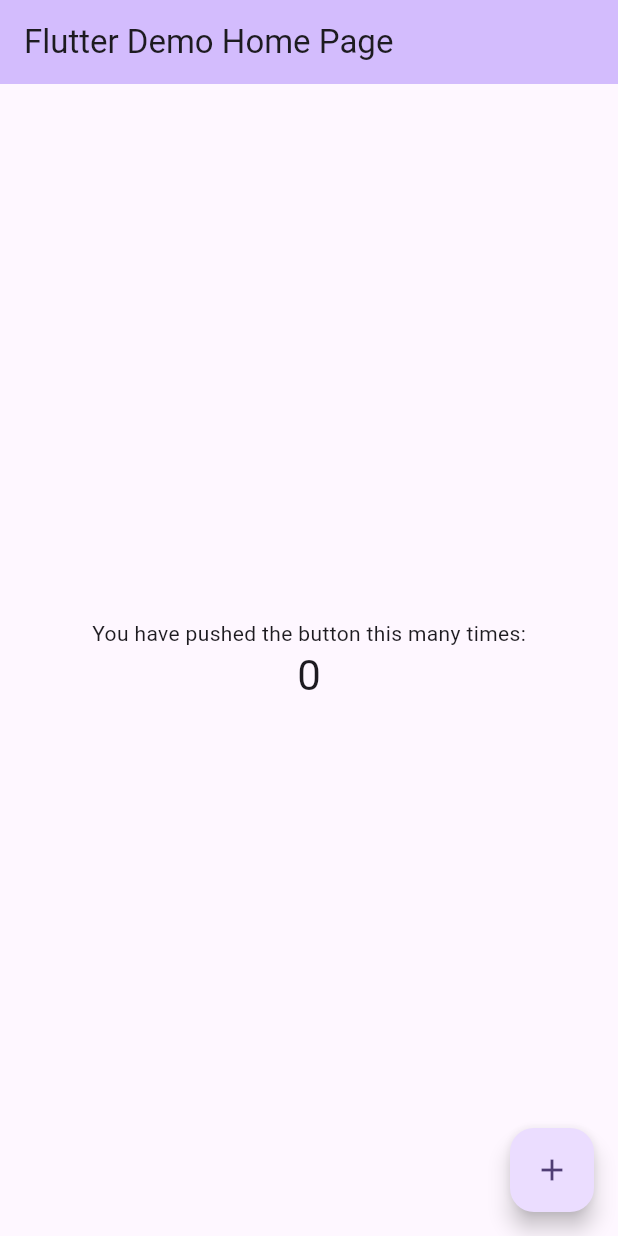
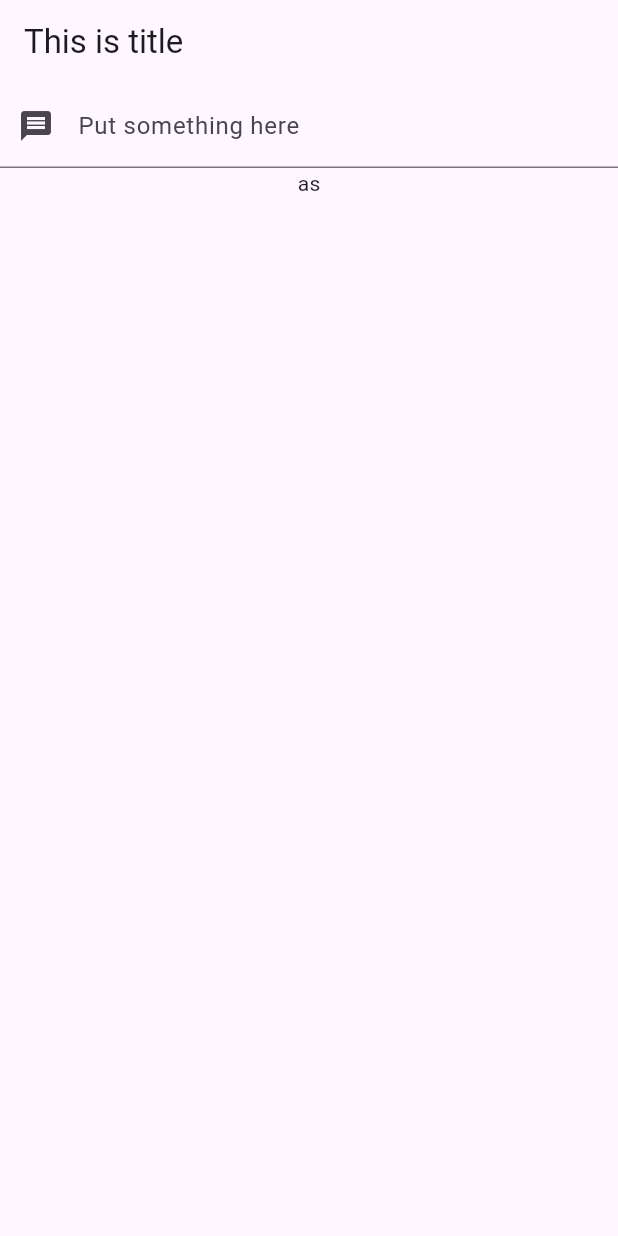
Before and after one commit to rraharjo/flut, a Flutter app: the screen it shows after launch, on a phone screen of 412 x 824 dp. Run offline on Flutter 3.47's test engine with Material 3 defaults, Android fonts, the phone set to English and light mode, and no system bars.

Commit message:
stateful widget

```diff
--- a/lib/main.dart
+++ b/lib/main.dart
@@ -1,4 +1,5 @@
 import 'package:flutter/material.dart';
+import 'package:flutter/services.dart';
 
 void main() {
   runApp(const MyApp());
@@ -11,7 +12,7 @@ class MyApp extends StatelessWidget {
   @override
   Widget build(BuildContext context) {
     return MaterialApp(
-      title: 'Flutter Demo',
+      title: 'My App',
       theme: ThemeData(
         // This is the theme of your application.
         //
@@ -30,96 +31,72 @@ class MyApp extends StatelessWidget {
         // tested with just a hot reload.
         colorScheme: ColorScheme.fromSeed(seedColor: Colors.deepPurple),
         useMaterial3: true,
+        visualDensity: VisualDensity.adaptivePlatformDensity,
       ),
-      home: const MyHomePage(title: 'Flutter Demo Home Page'),
+      home: const MyHomePage(),
     );
   }
 }
 
-class MyHomePage extends StatefulWidget {
-  const MyHomePage({super.key, required this.title});
+class MyHomePage extends StatelessWidget {
+  const MyHomePage({super.key});
+  @override
+  Widget build(BuildContext context) {
+    return Scaffold(
+      appBar: AppBar(
+        title: const Text('This is title'),
+      ),
+      body: const Column(
+        crossAxisAlignment: CrossAxisAlignment.center,
+        children: <Widget>[
+          TextInputWidget(),
+        ],
+      ),
+    );
+  }
+}
 
-  // This widget is the home page of your application. It is stateful, meaning
-  // that it has a State object (defined below) that contains fields that affect
-  // how it looks.
-
-  // This class is the configuration for the state. It holds the values (in this
-  // case the title) provided by the parent (in this case the App widget) and
-  // used by the build method of the State. Fields in a Widget subclass are
-  // always marked "final".
-
-  final String title;
+class TextInputWidget extends StatefulWidget {
+  const TextInputWidget({super.key});
 
   @override
-  State<MyHomePage> createState() => _MyHomePageState();
+  State<TextInputWidget> createState() => _TextInputWidgetState();
 }
 
-class _MyHomePageState extends State<MyHomePage> {
-  int _counter = 0;
+class _TextInputWidgetState extends State<TextInputWidget> {
+  final TextEditingController myController = TextEditingController();
+  String text = 'as';
+  @override
+  void dispose() {
+    super.dispose();
+    myController.dispose();
+  }
 
-  void _incrementCounter() {
-    setState(() {
-      // This call to setState tells the Flutter framework that something has
-      // changed in this State, which causes it to rerun the build method below
-      // so that the display can reflect the updated values. If we changed
-      // _counter without calling setState(), then the build method would not be
-      // called again, and so nothing would appear to happen.
-      _counter++;
-    });
+  void changeStateText(String msg) {
+    setState(() => this.text = msg);//setState will change the state of the widget
+    if (this.text == 'Hello World'){
+      setState(() => this.text = '');
+    }
+  }
+
+  void Function(String) changeStateText2(){
+    return (msg) => changeStateText(msg);
   }
 
   @override
   Widget build(BuildContext context) {
-    // This method is rerun every time setState is called, for instance as done
-    // by the _incrementCounter method above.
-    //
-    // The Flutter framework has been optimized to make rerunning build methods
-    // fast, so that you can just rebuild anything that needs updating rather
-    // than having to individually change instances of widgets.
-    return Scaffold(
-      appBar: AppBar(
-        // TRY THIS: Try changing the color here to a specific color (to
-        // Colors.amber, perhaps?) and trigger a hot reload to see the AppBar
-        // change color while the other colors stay the same.
-        backgroundColor: Theme.of(context).colorScheme.inversePrimary,
-        // Here we take the value from the MyHomePage object that was created by
-        // the App.build method, and use it to set our appbar title.
-        title: Text(widget.title),
-      ),
-      body: Center(
-        // Center is a layout widget. It takes a single child and positions it
-        // in the middle of the parent.
-        child: Column(
-          // Column is also a layout widget. It takes a list of children and
-          // arranges them vertically. By default, it sizes itself to fit its
-          // children horizontally, and tries to be as tall as its parent.
-          //
-          // Column has various properties to control how it sizes itself and
-          // how it positions its children. Here we use mainAxisAlignment to
-          // center the children vertically; the main axis here is the vertical
-          // axis because Columns are vertical (the cross axis would be
-          // horizontal).
-          //
-          // TRY THIS: Invoke "debug painting" (choose the "Toggle Debug Paint"
-          // action in the IDE, or press "p" in the console), to see the
-          // wireframe for each widget.
-          mainAxisAlignment: MainAxisAlignment.center,
-          children: <Widget>[
-            const Text(
-              'You have pushed the button this many times:',
-            ),
-            Text(
-              '$_counter',
-              style: Theme.of(context).textTheme.headlineMedium,
-            ),
-          ],
+    return Column(
+      children: [
+        TextField(
+          controller: myController,
+          decoration: const InputDecoration(
+            prefixIcon: Icon(Icons.message),
+            labelText: 'Put something here',
+          ),
+          onChanged: changeStateText,//this will call the function with the text from the textbox as the function argument
         ),
-      ),
-      floatingActionButton: FloatingActionButton(
-        onPressed: _incrementCounter,
-        tooltip: 'Increment',
-        child: const Icon(Icons.add),
-      ), // This trailing comma makes auto-formatting nicer for build methods.
+        Text(this.text),
+      ],
     );
   }
 }
```
Also changed, not shown: 3 other files.
